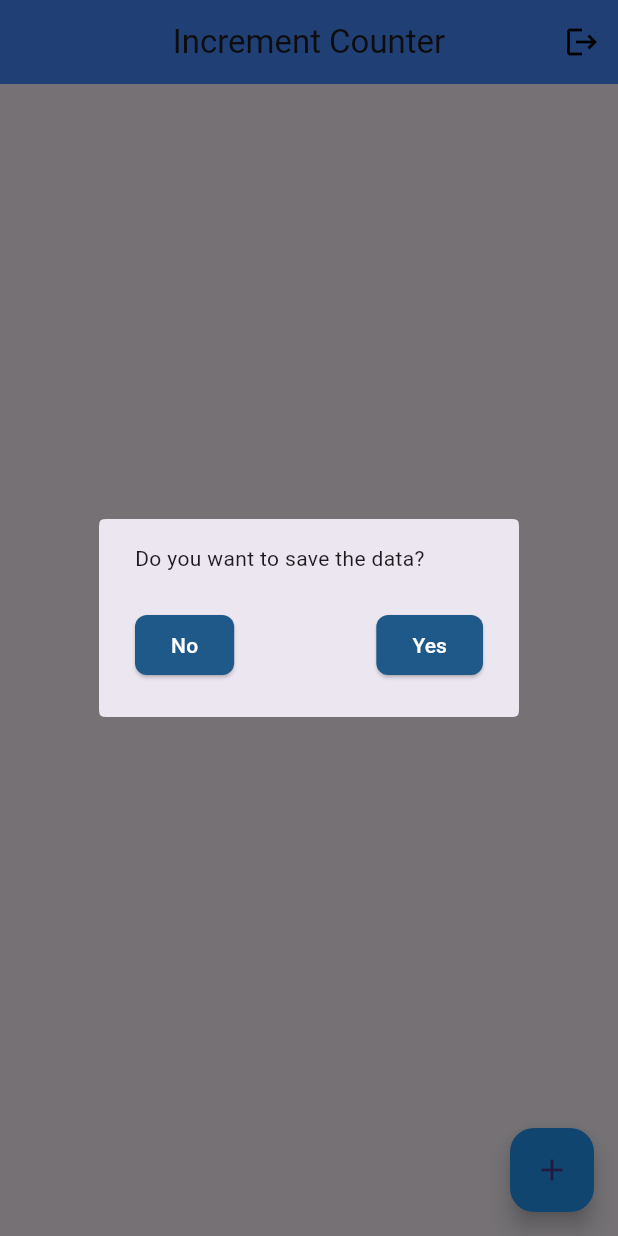
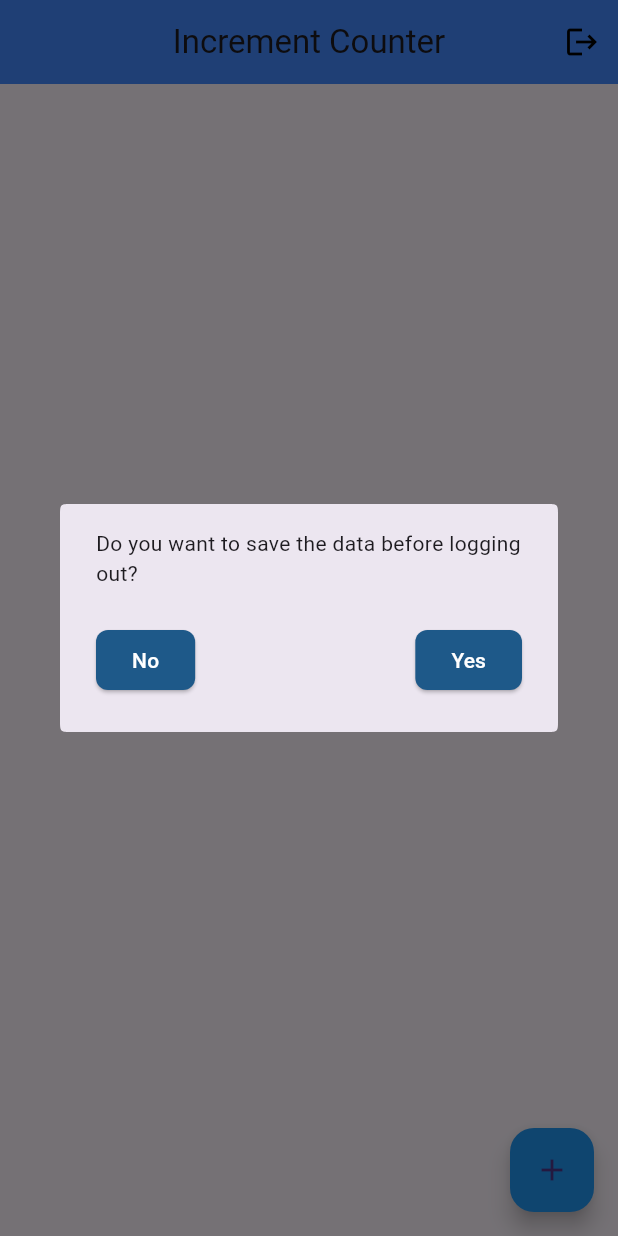
Before and after one commit to thiruu03/Firebase-Integration-Sample-App, a Flutter app: the Homepage screen opened directly, after a tap on the "logout" icon, on a phone screen of 412 x 824 dp. Run offline on Flutter 3.47's test engine with Material 3 defaults, Android fonts, the phone set to English and light mode, and no system bars; our stand-ins replace cloud_firestore, firebase_auth, firebase_core, fluttertoast; accounts and stored records are empty.

Commit message:
initial commit

```diff
--- a/lib/pages/home_page.dart
+++ b/lib/pages/home_page.dart
@@ -80,7 +80,8 @@ class _HomepageState extends State<Homepage> {
       builder: (context) => AlertDialog(
         shape:
             ContinuousRectangleBorder(borderRadius: BorderRadius.circular(8)),
-        content: const Text("Do you want to save the data?"),
+        content:
+            const Text("Do you want to save the data before logging out?"),
         actions: [
           Row(
             mainAxisAlignment: MainAxisAlignment.spaceBetween,
```
